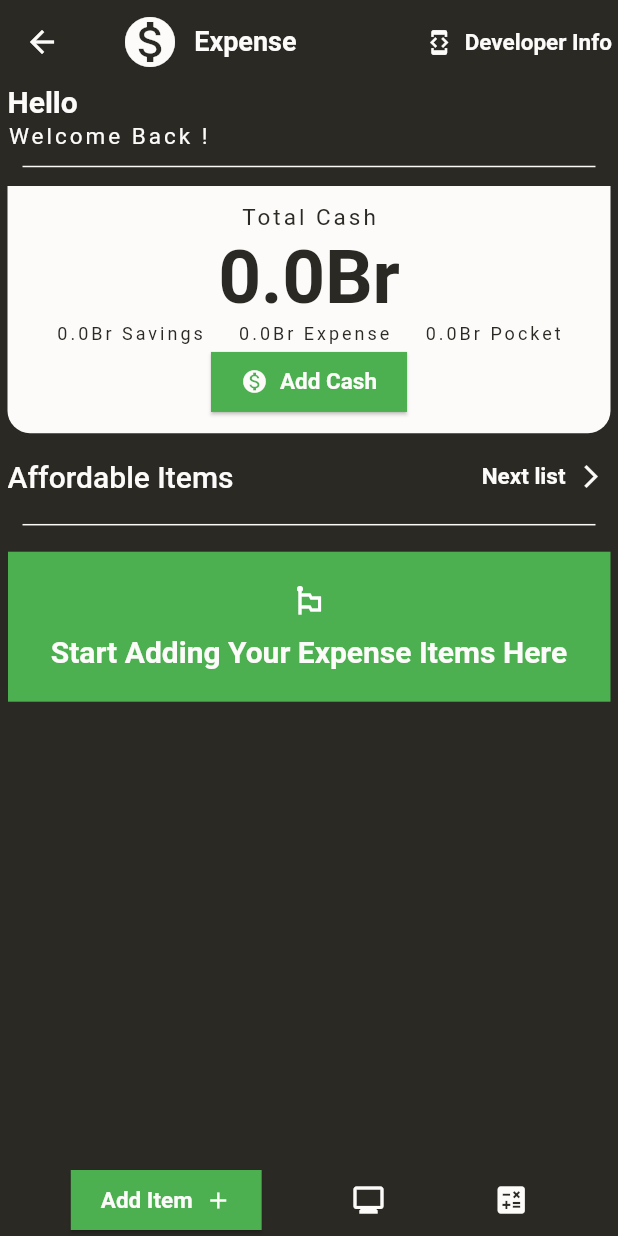
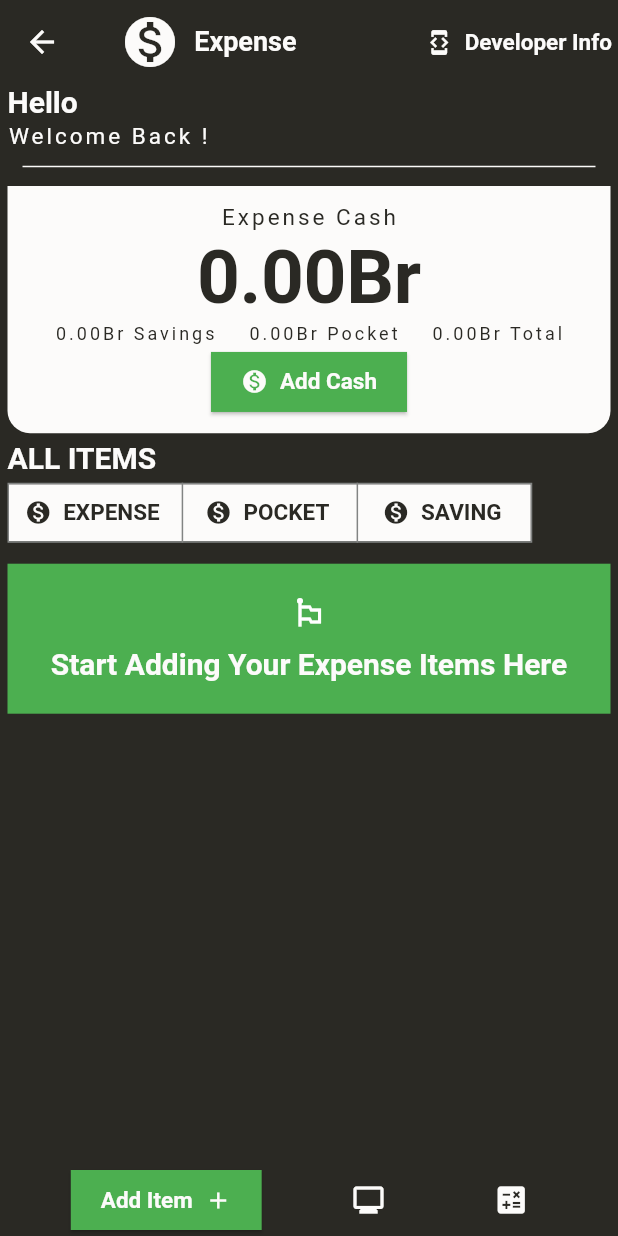
Before and after one commit to atocodes/Expense, a Flutter app: the Home screen opened directly with empty values, on a phone screen of 412 x 824 dp. Run offline on Flutter 3.47's test engine with Material 3 defaults, Android fonts, the phone set to English and light mode, and no system bars; our stand-ins replace flutter_bloc, flutter_rating_bar, objectbox; generated files the repository leaves out were written again.

Commit message:
fix and updates
- home items list updated
- user edit from updated to update expense and pocket cash

fix

- cash display double numbers limited to 2 numbers after decimal max

new

- new item from saving cash feature added

```diff
--- a/lib/modal_sheets/new_item.dart
+++ b/lib/modal_sheets/new_item.dart
@@ -90,7 +90,7 @@ class _NewItemState extends State<NewItem> {
               ),
               const SizedBox(height: 5),
               Text(
-                "${cashType.name.toUpperCase()} Cash",
+                "FROM ${cashType.name.toUpperCase()} CASH",
                 style:
                     Theme.of(context).textTheme.displaySmall!.merge(textColor),
               ),
--- a/lib/models/item.dart
+++ b/lib/models/item.dart
@@ -3,7 +3,7 @@ import 'package:objectbox/objectbox.dart';
 
 enum SortBy { price, priority }
 
-enum CashType { expense, pocket }
+enum CashType { expense, pocket, saving }
 
 @Entity()
 class Item {
@@ -54,6 +54,9 @@ class Item {
     return items0;
   }
 
+  static List<Item> filter(List<Item> items, CashType type) =>
+      items.where((Item item) => item.cashTypeEnum == type).toList();
+
   static List<Item> affordableItems(List<Item> items, double money,
       {SortBy sortBy = SortBy.priority, CashType cashType = CashType.expense}) {
     List<Item> afforableItems = [];
--- a/lib/screen/cash_in.dart
+++ b/lib/screen/cash_in.dart
@@ -58,11 +58,11 @@ class _CashInPageState extends State<CashInPage> {
         bottom: PreferredSize(
           preferredSize: Size(
             double.infinity,
-            MediaQuery.of(context).size.height * .03,
+            MediaQuery.of(context).size.height * .05,
           ),
           child: Text(
             textAlign: TextAlign.center,
-            "Current Cash Status \n Saving: ${widget.user.savingCash}Br | Expense : ${widget.user.expenseCash}Br | Pocket : ${widget.user.pocketCash}Br",
+            "Current Cash Status \n Saving: ${widget.user.savingCash.toStringAsFixed(2)}Br | Expense : ${widget.user.expenseCash.toStringAsFixed(2)}Br | \nPocket : ${widget.user.pocketCash.toStringAsFixed(2)}Br",
             style: Theme.of(context).textTheme.bodySmall,
           ),
         ),
--- a/lib/screen/home.dart
+++ b/lib/screen/home.dart
@@ -1,5 +1,7 @@
 import "package:expense/modal_sheets/developer_info.dart";
+import "package:expense/models/item.dart";
 import "package:expense/models/user.dart";
+import "package:expense/theme/theme_data.dart";
 import "package:expense/widget/app_logo.dart";
 import "package:expense/widget/cash_insight.dart";
 import "package:expense/widget/items_list.dart";
@@ -20,6 +22,8 @@ class Home extends StatefulWidget {
 }
 
 class _HomeState extends State<Home> {
+
+
   @override
   Widget build(BuildContext context) {
     return Scaffold(
@@ -75,10 +79,13 @@ class _HomeState extends State<Home> {
               showMoreCallback: () => widget.pageController.jumpToPage(1),
             ),
             Expanded(
-              child: ItemList(
-                items: widget.user.items,
-                expense: widget.user.expenseCash,
-              ),
+              child: ItemList(user: widget.user),
+              // child: ItemList(
+              //   items: items,
+              //   cash: listType == null
+              //       ? 0
+              //       : widget.user.toMap()["${listType!.name}Cash"],
+              // ),
             ),
           ],
         ),
@@ -89,4 +96,5 @@ class _HomeState extends State<Home> {
       ),
     );
   }
+
 }
--- a/lib/widget/cash_insight.dart
+++ b/lib/widget/cash_insight.dart
@@ -48,29 +48,29 @@ class CashInsight extends StatelessWidget {
             mainAxisAlignment: MainAxisAlignment.center,
             children: [
               Text(
-                "Total Cash",
+                "Expense Cash",
                 style:
                     Theme.of(context).textTheme.titleMedium!.merge(textColor),
               ),
             ],
           ),
           Text(
-            "${expense + pocketCash + savings}Br",
+            "${expense.toStringAsFixed(2)}Br",
             style: Theme.of(context).textTheme.displayLarge!.merge(textColor),
           ),
           Row(
             mainAxisAlignment: MainAxisAlignment.spaceEvenly,
             children: [
               Text(
-                '${savings}Br Savings',
+                '${savings.toStringAsFixed(2)}Br Savings',
                 style: Theme.of(context).textTheme.titleSmall!.merge(textColor),
               ),
               Text(
-                '${expense}Br Expense',
+                '${pocketCash.toStringAsFixed(2)}Br Pocket',
                 style: Theme.of(context).textTheme.titleSmall!.merge(textColor),
               ),
               Text(
-                '${pocketCash}Br Pocket',
+                '${(expense + pocketCash + savings).toStringAsFixed(2)}Br Total',
                 style: Theme.of(context).textTheme.titleSmall!.merge(textColor),
               ),
             ],
--- a/lib/widget/expense_insight.dart
+++ b/lib/widget/expense_insight.dart
@@ -17,7 +17,7 @@ class ExpenseInsight extends StatelessWidget {
             Column(
               children: [
                 Text(
-                  "${percent()['spent']}Br",
+                  "${percent()['spent']!.toStringAsFixed(1)}Br",
                   style: Theme.of(context).textTheme.displayLarge,
                 ),
                 Text(
@@ -29,7 +29,7 @@ class ExpenseInsight extends StatelessWidget {
             Column(
               children: [
                 Text(
-                  "${user.expenseCash}/${percent()['budget']}Br",
+                  "${user.expenseCash.toStringAsFixed(1)}/${percent()['budget']!.toStringAsFixed(1)}Br",
                   style: Theme.of(context).textTheme.displaySmall,
                 ),
                 Text(
--- a/lib/widget/items_list.dart
+++ b/lib/widget/items_list.dart
@@ -1,43 +1,135 @@
 import "package:expense/modal_sheets/new_item.dart";
 import "package:expense/models/item.dart";
+import "package:expense/models/user.dart";
+import "package:expense/theme/theme_data.dart";
 import "package:expense/widget/curved_list_tile.dart";
 import "package:flutter/material.dart";
 
 class ItemList extends StatefulWidget {
-  List<Item> items;
-  double expense;
+  User user;
 
-  ItemList({
-    super.key,
-    required this.items,
-    required this.expense,
-  });
+  ItemList({super.key, required this.user});
+  // List<Item> items;
+  // double cash;
+
+  // ItemList({
+  //   super.key,
+  //   required this.items,
+  //   required this.cash,
+  // });
   @override
   State<ItemList> createState() => _ItemListState();
 }
 
 class _ItemListState extends State<ItemList> {
   late final PageController _pageController;
+  List<Item> items = [];
+  bool listAll = true;
+  CashType? listType;
+
   @override
   void initState() {
     super.initState();
     _pageController = PageController(initialPage: 0);
+    items = widget.user.items;
   }
 
   @override
   Widget build(BuildContext context) {
     return SizedBox(
       height: MediaQuery.of(context).size.height * .42,
-      child: PageView(
-        controller: _pageController,
-        children: [
-          _buildScrollView(
-            Item.affordableItems(widget.items, widget.expense),
-            affordableItems: true,
-          ),
-          _buildScrollView(widget.items),
-        ],
+      child: SingleChildScrollView(
+        child: Column(
+          crossAxisAlignment: CrossAxisAlignment.start,
+          children: [
+            Column(
+              mainAxisAlignment: MainAxisAlignment.start,
+              crossAxisAlignment: CrossAxisAlignment.start,
+              children: [
+                Text(
+                  "${listType?.name.toUpperCase() ?? "ALL"} ITEMS",
+                  style: Theme.of(context).textTheme.displaySmall,
+                ),
+                if (listType != null)
+                  TextButton.icon(
+                    label: Text(
+                      listAll ? "Sort By Affordable" : "List All",
+                    ),
+                    icon: const Icon(Icons.sort),
+                    onPressed: () => setState(() {
+                      listAll = !listAll;
+                      items = listType == null
+                          ? widget.user.items
+                          : Item.affordableItems(
+                              items,
+                              widget.user.toMap()["${listType!.name}Cash"],
+                            );
+                    }),
+                  ),
+                _buildSigmentButtons(),
+              ],
+            ),
+            const SizedBox(height: 10),
+            if (items.isNotEmpty)
+              ...items.map(
+                (Item item) => CurvedListTile(item: item),
+              )
+            else
+              GestureDetector(
+                onTap: () => NewItem.build(context),
+                child: Container(
+                  color: Theme.of(context).colorScheme.secondary,
+                  height: 100,
+                  alignment: Alignment.center,
+                  child: Column(
+                    mainAxisAlignment: MainAxisAlignment.center,
+                    children: [
+                      const Icon(
+                        Icons.emoji_flags,
+                        color: Colors.white,
+                      ),
+                      const SizedBox(height: 10),
+                      Text(
+                        "Start Adding Your Expense Items Here",
+                        style: Theme.of(context).textTheme.displaySmall,
+                      )
+                    ],
+                  ),
+                ),
+              )
+          ],
+        ),
       ),
+    );
+  }
+
+  Widget _buildSigmentButtons() {
+    return SegmentedButton<CashType?>(
+      emptySelectionAllowed: true,
+      style: Theme.of(context).elevatedButtonTheme.style!.merge(greenBtnStyle),
+      showSelectedIcon: true,
+      selectedIcon: Icon(
+        Icons.check_box_rounded,
+        size: 25,
+        color: Theme.of(context).colorScheme.secondary,
+      ),
+      segments: CashType.values
+          .map((CashType value) => ButtonSegment(
+                value: value,
+                icon: const Icon(Icons.monetization_on),
+                label: Text(value.name.toUpperCase()),
+              ))
+          .toList(),
+      selected: <CashType?>{listType},
+      onSelectionChanged: (value) => setState(() {
+        if (value.isEmpty) {
+          items = widget.user.items;
+        } else {
+          items = Item.filter(widget.user.items, value.first as CashType);
+        }
+
+        listType = value.isEmpty ? null : value.first;
+      }),
     );
   }
 
@@ -63,8 +155,7 @@ class _ItemListState extends State<ItemList> {
                   Duration duration = const Duration(milliseconds: 200);
                   Curve curve = Curves.bounceInOut;
                   if (affordableItems) {
-                    _pageController.nextPage(
-                        duration: duration, curve:curve);
+                    _pageController.nextPage(duration: duration, curve: curve);
                   } else {
                     _pageController.previousPage(
                         duration: duration, curve: curve);
```
Also changed, not shown: lib/bloc/expense_bloc.dart (+11 -3 lines), lib/modal_sheets/profile_edit.dart (+63 -21 lines), lib/models/user.dart (+12 -2 lines), lib/widget/curved_list_tile.dart (+7 -7 lines), lib/database/objectbox.g.dart.
